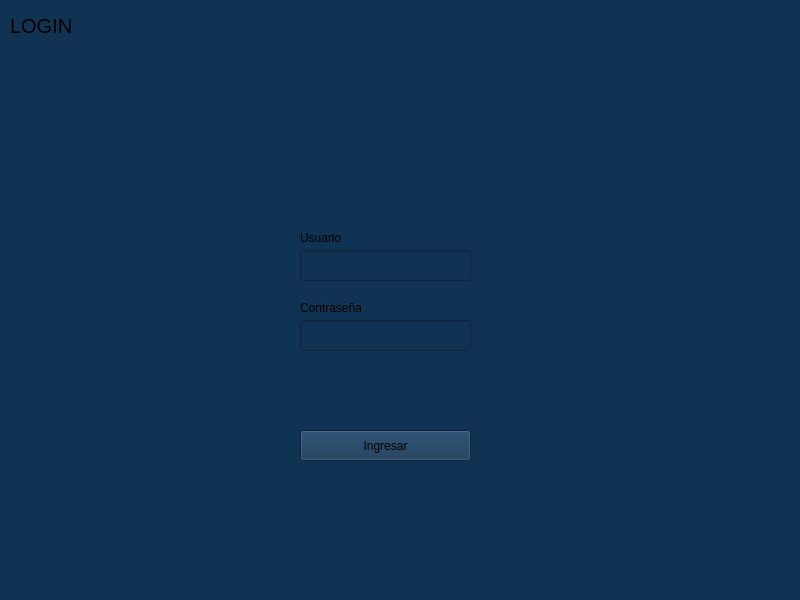
This is src/view/login.ui in joab-escolar/tp-final-practicas2 as Qt 5 draws it before an edit. The edited form follows.
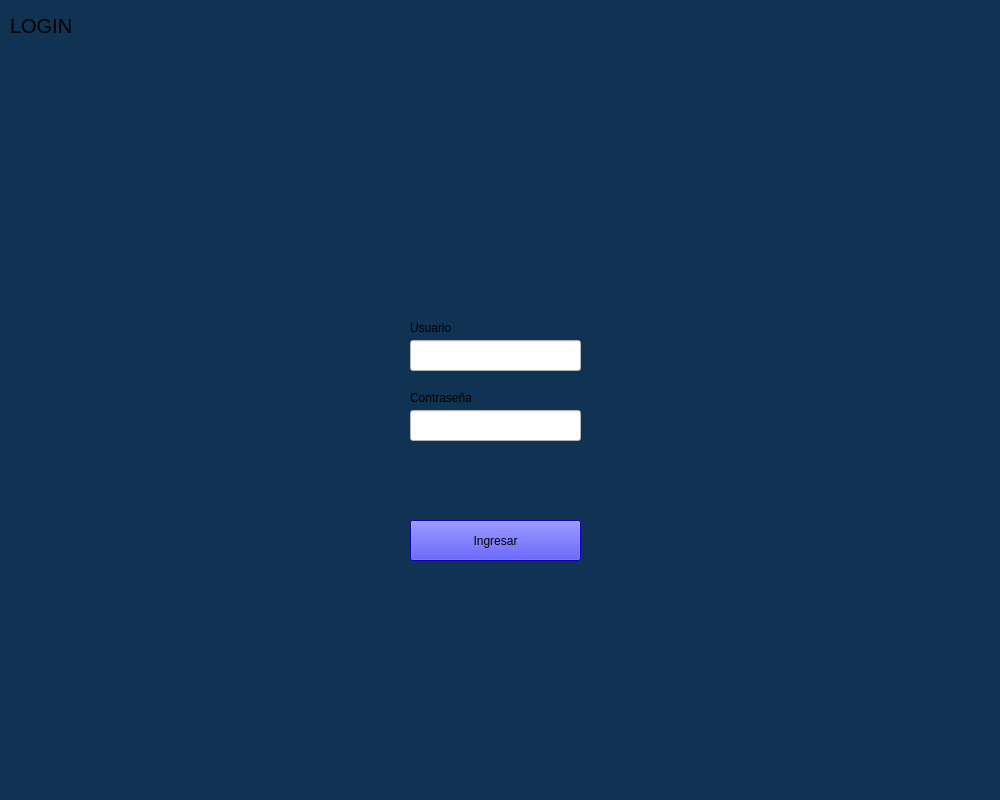
This is the edited form. Icons and pictures are not drawn.

What changed in the file:
```diff
--- a/src/view/login.ui
+++ b/src/view/login.ui
@@ -6,10 +6,22 @@
    <rect>
     <x>0</x>
     <y>0</y>
-    <width>800</width>
-    <height>600</height>
+    <width>1000</width>
+    <height>800</height>
    </rect>
   </property>
+  <property name="minimumSize">
+   <size>
+    <width>1000</width>
+    <height>800</height>
+   </size>
+  </property>
+  <property name="maximumSize">
+   <size>
+    <width>1000</width>
+    <height>800</height>
+   </size>
+  </property>
   <property name="windowTitle">
    <string>BANCO</string>
   </property>
@@ -38,18 +50,22 @@
    <widget class="QLineEdit" name="input_username">
     <property name="geometry">
      <rect>
-      <x>300</x>
-      <y>250</y>
+      <x>410</x>
+      <y>340</y>
       <width>171</width>
       <height>31</height>
      </rect>
     </property>
+    <property name="styleSheet">
+     <string notr="true">color: rgb(0, 0, 0);
+background-color: rgb(255, 255, 255);</string>
+    </property>
    </widget>
    <widget class="QLabel" name="label_2">
     <property name="geometry">
      <rect>
-      <x>300</x>
-      <y>230</y>
+      <x>410</x>
+      <y>320</y>
       <width>49</width>
       <height>16</height>
      </rect>
@@ -61,12 +77,16 @@
    <widget class="QPushButton" name="btn_ingresar">
     <property name="geometry">
      <rect>
-      <x>300</x>
-      <y>430</y>
+      <x>410</x>
+      <y>520</y>
       <width>171</width>
-      <height>31</height>
+      <height>41</height>
      </rect>
     </property>
+    <property name="styleSheet">
+     <string notr="true">background-color: rgb(11, 3, 255);
+selection-background-color: rgb(138, 138, 138);</string>
+    </property>
     <property name="text">
      <string>Ingresar</string>
     </property>
@@ -74,18 +94,22 @@
    <widget class="QLineEdit" name="input_password">
     <property name="geometry">
      <rect>
-      <x>300</x>
-      <y>320</y>
+      <x>410</x>
+      <y>410</y>
       <width>171</width>
       <height>31</height>
      </rect>
     </property>
+    <property name="styleSheet">
+     <string notr="true">color: rgb(0, 0, 0);
+background-color: rgb(255, 255, 255);</string>
+    </property>
    </widget>
    <widget class="QLabel" name="label_3">
     <property name="geometry">
      <rect>
-      <x>300</x>
-      <y>300</y>
+      <x>410</x>
+      <y>390</y>
       <width>61</width>
       <height>16</height>
      </rect>
@@ -97,8 +121,8 @@
    <widget class="QLabel" name="lbl_error">
     <property name="geometry">
      <rect>
-      <x>300</x>
-      <y>380</y>
+      <x>410</x>
+      <y>470</y>
       <width>331</width>
       <height>31</height>
      </rect>
@@ -113,8 +137,8 @@
    <widget class="QLabel" name="label_4">
     <property name="geometry">
      <rect>
-      <x>120</x>
-      <y>-20</y>
+      <x>240</x>
+      <y>70</y>
       <width>511</width>
       <height>281</height>
      </rect>
```
Left out of the diff: 2 changed lines with no effect on the pictures.
